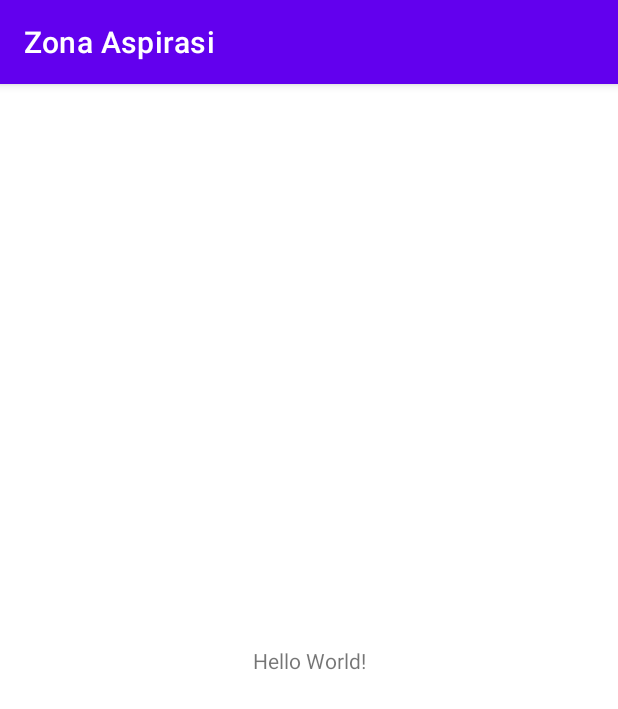
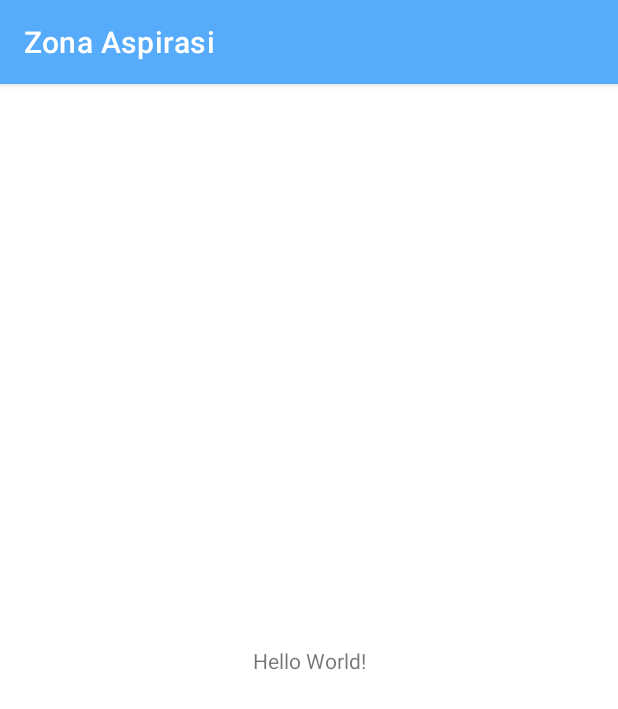
Before and after one commit to cshinta/zona-aspirasi, an Android app: the screen it shows after launch (MainActivity), on a phone screen of 412 x 824 dp. Shown: the top 709 px of the screen. Run offline under Robolectric (Android 15) with nearby library versions, the phone set to English and light mode, and no system bars.

Commit message:
Add Logo, Models, and Adjust Themes

```diff
--- a/app/build.gradle
+++ b/app/build.gradle
@@ -37,6 +37,8 @@ dependencies {
     implementation 'androidx.appcompat:appcompat:1.3.1'
     implementation 'com.google.android.material:material:1.4.0'
     implementation 'androidx.constraintlayout:constraintlayout:2.1.1'
+    implementation 'androidx.navigation:navigation-fragment-ktx:2.3.5'
+    implementation 'androidx.navigation:navigation-ui-ktx:2.3.5'
     testImplementation 'junit:junit:4.+'
     androidTestImplementation 'androidx.test.ext:junit:1.1.3'
     androidTestImplementation 'androidx.test.espresso:espresso-core:3.4.0'
--- a/app/src/main/AndroidManifest.xml
+++ b/app/src/main/AndroidManifest.xml
@@ -7,9 +7,9 @@
 
     <application
         android:allowBackup="true"
-        android:icon="@mipmap/ic_launcher"
+        android:icon="@drawable/logo"
         android:label="@string/app_name"
-        android:roundIcon="@mipmap/ic_launcher_round"
+        android:roundIcon="@drawable/logo"
         android:supportsRtl="true"
         android:theme="@style/Theme.ZonaAspirasi">
         <activity
--- a/app/src/main/res/navigation/mobile_navigation.xml
+++ b/app/src/main/res/navigation/mobile_navigation.xml
@@ -7,12 +7,12 @@
 
     <fragment
         android:id="@+id/navigation_home"
-        android:label="@string/title_home"
+        android:label="Beranda"
         tools:layout="@layout/fragment_home" />
 
     <fragment
         android:id="@+id/navigation_profile"
-        android:label="@string/title_profile"
+        android:label="Profil"
         tools:layout="@layout/fragment_profile" />
 
 </navigation>
--- a/app/src/main/res/values-night/themes.xml
+++ b/app/src/main/res/values-night/themes.xml
@@ -2,13 +2,13 @@
     <!-- Base application theme. -->
     <style name="Theme.ZonaAspirasi" parent="Theme.MaterialComponents.DayNight.DarkActionBar">
         <!-- Primary brand color. -->
-        <item name="colorPrimary">@color/purple_200</item>
-        <item name="colorPrimaryVariant">@color/purple_700</item>
-        <item name="colorOnPrimary">@color/black</item>
+        <item name="colorPrimary">@color/blue</item>
+        <item name="colorPrimaryVariant">@color/blue</item>
+        <item name="colorOnPrimary">@color/white</item>
         <!-- Secondary brand color. -->
-        <item name="colorSecondary">@color/teal_200</item>
-        <item name="colorSecondaryVariant">@color/teal_200</item>
-        <item name="colorOnSecondary">@color/black</item>
+        <item name="colorSecondary">@color/white</item>
+        <item name="colorSecondaryVariant">@color/white</item>
+        <item name="colorOnSecondary">@color/blue</item>
         <!-- Status bar color. -->
         <item name="android:statusBarColor" tools:targetApi="l">?attr/colorPrimaryVariant</item>
         <!-- Customize your theme here. -->
--- a/app/src/main/res/values/colors.xml
+++ b/app/src/main/res/values/colors.xml
@@ -7,4 +7,5 @@
     <color name="teal_700">#FF018786</color>
     <color name="black">#FF000000</color>
     <color name="white">#FFFFFFFF</color>
+    <color name="blue">#56ABFA</color>
 </resources>
--- a/app/src/main/res/values/themes.xml
+++ b/app/src/main/res/values/themes.xml
@@ -2,13 +2,13 @@
     <!-- Base application theme. -->
     <style name="Theme.ZonaAspirasi" parent="Theme.MaterialComponents.DayNight.DarkActionBar">
         <!-- Primary brand color. -->
-        <item name="colorPrimary">@color/purple_500</item>
-        <item name="colorPrimaryVariant">@color/purple_700</item>
+        <item name="colorPrimary">@color/blue</item>
+        <item name="colorPrimaryVariant">@color/blue</item>
         <item name="colorOnPrimary">@color/white</item>
         <!-- Secondary brand color. -->
-        <item name="colorSecondary">@color/teal_200</item>
-        <item name="colorSecondaryVariant">@color/teal_700</item>
-        <item name="colorOnSecondary">@color/black</item>
+        <item name="colorSecondary">@color/white</item>
+        <item name="colorSecondaryVariant">@color/white</item>
+        <item name="colorOnSecondary">@color/blue</item>
         <!-- Status bar color. -->
         <item name="android:statusBarColor" tools:targetApi="l">?attr/colorPrimaryVariant</item>
         <!-- Customize your theme here. -->
```
